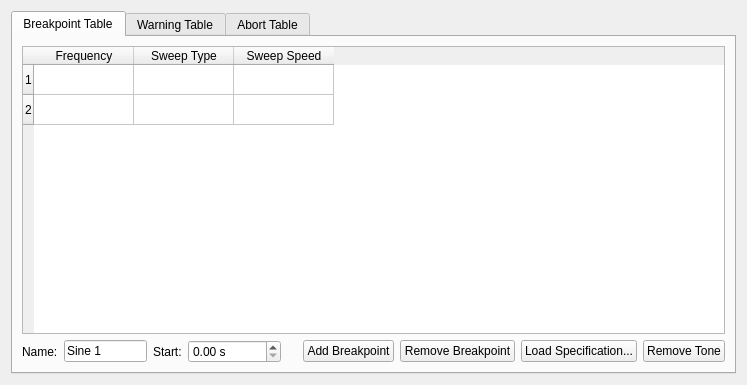
sandialabs/rattlesnake-vibration-controller, file src/rattlesnake/user_interface/ui_files/sine_sweep_table.ui: the form before one commit.
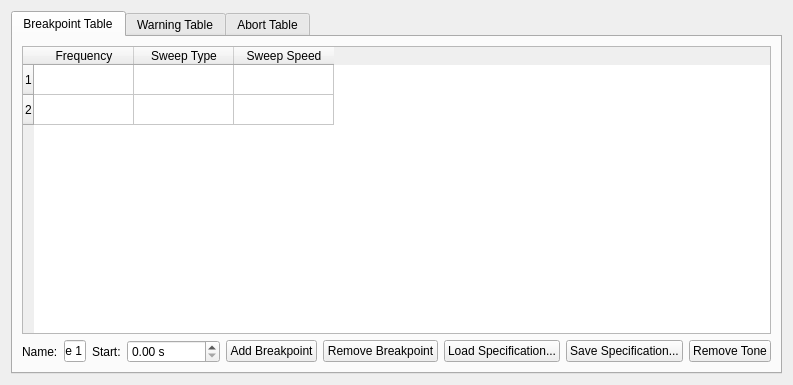
The form after the commit.

Commit message: Added a save specification button to the sine environment user interface. Fixed issue with loading sine environment with a spec where the arrays were not transposing correctly.

The edit to the form file:
```diff
--- a/src/rattlesnake/user_interface/ui_files/sine_sweep_table.ui
+++ b/src/rattlesnake/user_interface/ui_files/sine_sweep_table.ui
@@ -129,6 +129,13 @@
            </property>
           </widget>
          </item>
+         <item>
+          <widget class="QPushButton" name="save_breakpoints_button">
+           <property name="text">
+            <string>Save Specification...</string>
+           </property>
+          </widget>
+         </item>
          <item>
           <widget class="QPushButton" name="remove_tone_button">
            <property name="text">
```
The commit also changes 6 other files.
